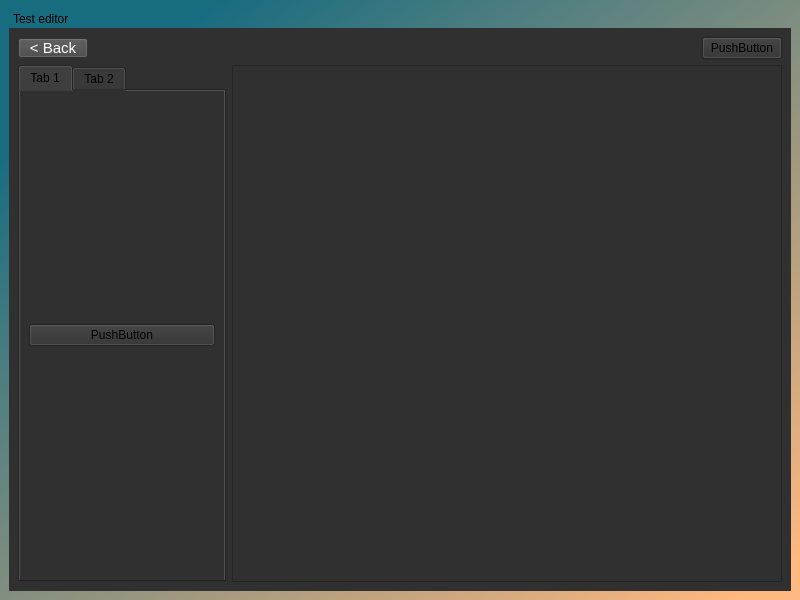
The window that UI/applicationUi.ui (NeoMCHS/testing-app) describes before a commit, drawn with Qt 5.
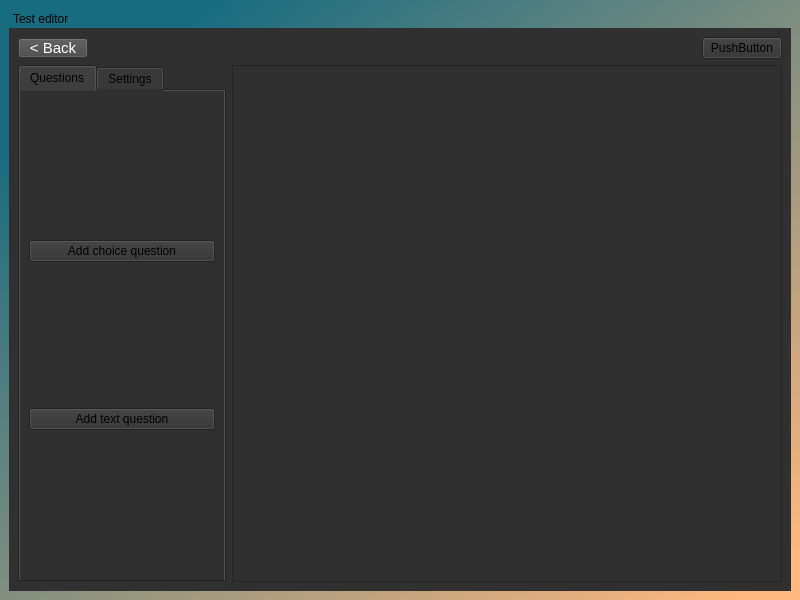
The same window after the commit.

Commit message: did a lot of stuff editing now works in a way that every question must be valid for editing to be enabled. added json converter for questions added 2nd type of question

Patch:
```diff
--- a/UI/applicationUi.ui
+++ b/UI/applicationUi.ui
@@ -193,13 +193,20 @@
           </property>
           <widget class="QWidget" name="tab">
            <attribute name="title">
-            <string>Tab 1</string>
+            <string>Questions</string>
            </attribute>
            <layout class="QGridLayout" name="gridLayout_3">
             <item row="0" column="0">
              <widget class="QPushButton" name="addSingleButton">
               <property name="text">
-               <string>PushButton</string>
+               <string>Add choice question</string>
+              </property>
+             </widget>
+            </item>
+            <item row="1" column="0">
+             <widget class="QPushButton" name="addTextQuestion">
+              <property name="text">
+               <string>Add text question</string>
               </property>
              </widget>
             </item>
@@ -207,7 +214,7 @@
           </widget>
           <widget class="QWidget" name="tab_2">
            <attribute name="title">
-            <string>Tab 2</string>
+            <string>Settings</string>
            </attribute>
           </widget>
          </widget>
```
Left out of the diff: 4 changed lines with no effect on the pictures. The commit also changes 8 other files.
